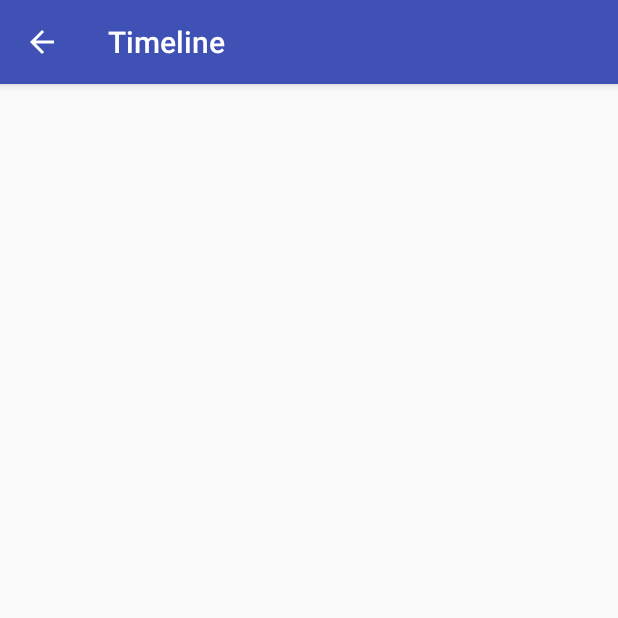
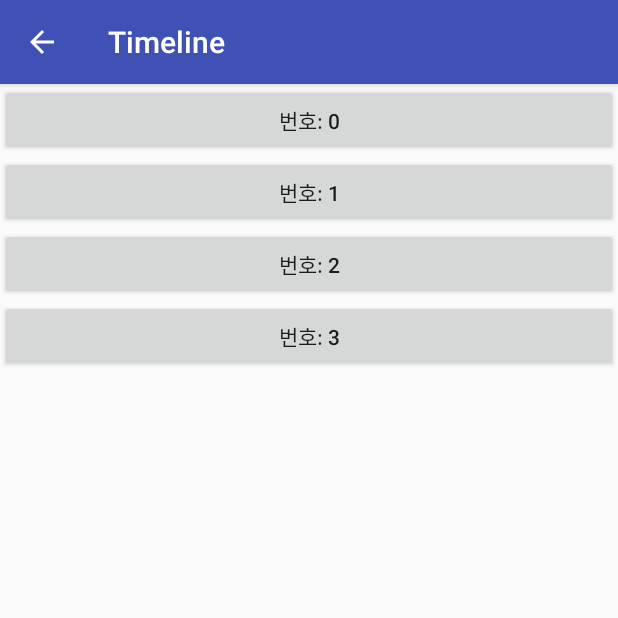
Before and after one commit to MinyeongKim/Boram, an Android app: the TimelineActivity screen opened directly, with no data from a screen before it, on a phone screen of 412 x 824 dp, the top half of it. Run offline under Robolectric (Android 15) with nearby library versions, the phone set to English and light mode, and no system bars.

Commit message:
2018/05/18
Implement Timeline

```diff
--- a/app/src/main/java/org/androidtown/myapplication/TimelineActivity.java
+++ b/app/src/main/java/org/androidtown/myapplication/TimelineActivity.java
@@ -1,5 +1,7 @@
 package org.androidtown.myapplication;
 
+import android.app.Activity;
+import android.net.LinkAddress;
 import android.os.Bundle;
 import android.support.design.widget.FloatingActionButton;
 import android.support.design.widget.Snackbar;
@@ -10,6 +12,8 @@ import android.support.v7.widget.Toolbar;
 import android.view.Menu;
 import android.view.MenuItem;
 import android.view.View;
+import android.widget.Button;
+import android.widget.LinearLayout;
 
 public class TimelineActivity extends AppCompatActivity {
 
@@ -18,13 +22,42 @@ public class TimelineActivity extends AppCompatActivity {
     //여기서는 각각의 메모장처럼(버튼으로 구현할 예정) 각각 습관의 이름, 빈도수, 진도율 등등을 보여줌
     //그리고 나서 선택하면 해당 습관을 얼마나 했는지 보여주는 달력을 띄워줄 예정 => 이건 추가적인 부분//
 
+    private final int DYNAMIC_VIEW_ID=0x8000;
+    private LinearLayout dynamicLayout;
+
+    int habit_num;
+    String[] habit_title=new String[habit_num];
+    String[] habit_type = new String[habit_num];
 
     @Override
     protected void onCreate(Bundle savedInstanceState) {
         super.onCreate(savedInstanceState);
         setContentView(R.layout.activity_timeline);
+
         Toolbar toolbar = (Toolbar) findViewById(R.id.toolbar);
         setSupportActionBar(toolbar);
+
+        /*
+        DB에서 습관 갯수 읽어오는 부분 -> 읽은 갯수==habit_num;
+        읽으면서 제목, 빈도수 등 배열 값에다 입력하기
+        */
+
+        //일단 디비 연결 전 습관 개수를 4개라고 생각하기
+        habit_num=4;
+        dynamicLayout=(LinearLayout)findViewById(R.id.dynamicArea);
+
+        for(int i=0; i<=(habit_num-1); i++){
+            Button dynamicButton = new Button(this);
+
+            //일단 습관 제목과 타입 임의로 설정 -> 디비 연결되면 갯수 읽을 때, 값 넣어주기
+            //habit_title[i]="습관 제목 ";
+            //habit_type[i]="습관 타입 ";
+
+            dynamicButton.setId(DYNAMIC_VIEW_ID+i);
+            dynamicButton.setText("번호: "+i);
+
+            dynamicLayout.addView(dynamicButton, new LinearLayout.LayoutParams(LinearLayout.LayoutParams.FILL_PARENT, LinearLayout.LayoutParams.MATCH_PARENT));
+        }
 
         setupActionBar();
     }
--- a/app/src/main/res/layout/activity_signup.xml
+++ b/app/src/main/res/layout/activity_signup.xml
@@ -20,6 +20,7 @@
                 android:layout_height="wrap_content"
                 android:id="@+id/signupId" />
         </TableRow>
+
         <TableRow>
             <TextView android:text="PW"
                 android:layout_width="40dp"
@@ -29,6 +30,7 @@
                 android:layout_height="wrap_content"
                 android:id="@+id/signupPw" />
         </TableRow>
+
         <TableRow>
             <TextView android:text="Name"
                 android:layout_width="40dp"
@@ -38,8 +40,11 @@
                 android:layout_height="wrap_content"
                 android:id="@+id/signupName" />
         </TableRow>
+
         <!--회원가입할때 더 필요한게 있나?-->
     </TableLayout>
+
+    //DB랑 연동하기!
     <Button
         android:id="@+id/registerBtn"
         android:layout_width="wrap_content"
--- a/app/src/main/res/layout/content_register.xml
+++ b/app/src/main/res/layout/content_register.xml
@@ -95,6 +95,7 @@
                 android:id="@+id/number"
                 android:layout_width="wrap_content"
                 android:layout_height="wrap_content"
+                android:inputType="number"
                 android:hint="  번" />
         </TableRow>
 
--- a/app/src/main/res/layout/content_timeline.xml
+++ b/app/src/main/res/layout/content_timeline.xml
@@ -13,5 +13,12 @@
         android:layout_width="match_parent"
         android:layout_height="wrap_content">
 
+        <LinearLayout
+            android:id="@+id/dynamicArea"
+            android:layout_width="match_parent"
+            android:layout_height="wrap_content"
+            android:orientation="vertical">
+        </LinearLayout>
+
     </ScrollView>
 </android.support.constraint.ConstraintLayout>
--- a/app/src/main/res/menu/activity_main_page_drawer.xml
+++ b/app/src/main/res/menu/activity_main_page_drawer.xml
@@ -31,6 +31,12 @@
                 android:id="@+id/app_setting"
                 android:icon="@drawable/settings"
                 android:title="앱 설정" />
+
+            <item
+                android:id="@+id/app_logout"
+                android:icon="@drawable/logout"
+                android:title="로그아웃" />
+
         </menu>
     </item>
 
```
Also changed, not shown: app/src/main/java/org/androidtown/myapplication/MainActivity.java (+42 -6 lines), app/src/main/res/drawable/logout.png (added).
